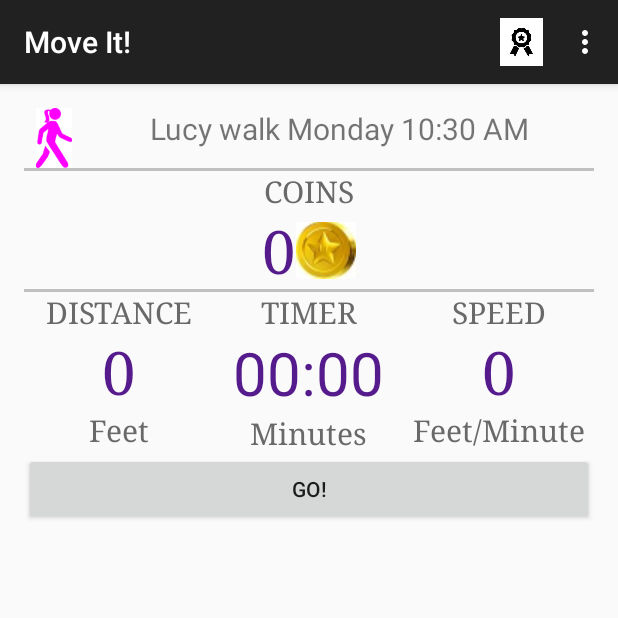
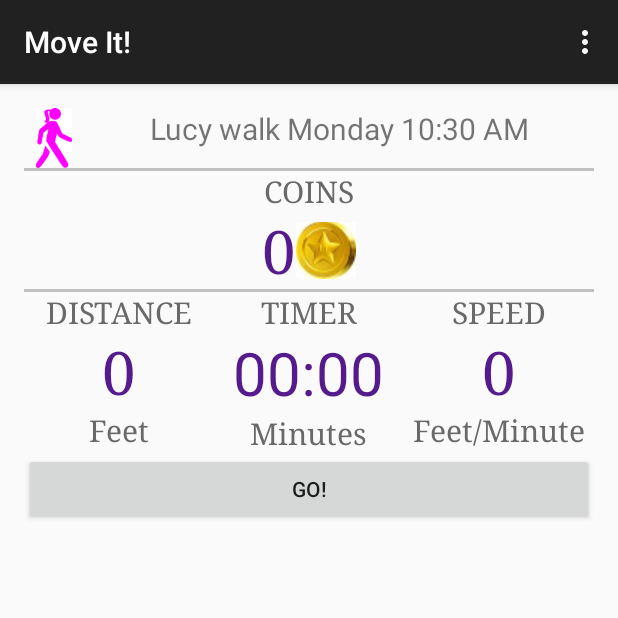
Before and after one commit to tkfreder/MoveIt, an Android app: the screen it shows after launch (ActivityTracker), after a tap on "walk", on a phone screen of 412 x 824 dp, the top half of it. Run offline under Robolectric (Android 15) with nearby library versions, the phone set to English and light mode, and no system bars.

Commit message:
enable EditReward if user is admin

```diff
--- a/app/src/main/java/com/tinakit/moveit/activity/ActivityTracker.java
+++ b/app/src/main/java/com/tinakit/moveit/activity/ActivityTracker.java
@@ -126,6 +126,19 @@ public class ActivityTracker extends AppCompatActivity  implements GoogleApiClie
         this.setRequestedOrientation(android.content.pm.ActivityInfo.SCREEN_ORIENTATION_PORTRAIT);
         setContentView(R.layout.activity_main);
 
+        //TODO: replace this with DB call or Application Preferences
+        mUser = new User();
+        mUser.setUserId(1);
+        mUser.setUserName("Lucy");
+        mUser.setIsAdmin(false);
+        mUser.setWeight(40);
+        mUser.setAvatarFileName("tiger");
+
+        //display admin menu, if user is admin
+        if(mUser.isAdmin()){
+            findViewById(R.id.action_rewards).setVisibility(View.VISIBLE);
+        }
+
         //TODO: this came from Login screen, removing Login for now
         //get userId out of the intent
         /*
@@ -150,13 +163,7 @@ public class ActivityTracker extends AppCompatActivity  implements GoogleApiClie
         mFeetPerMinute = (TextView)findViewById(R.id.feetPerMinute);
         mMapImage = (ImageView)findViewById(R.id.map);
 
-        //TODO: replace this with DB call or Application Preferences
-        mUser = new User();
-        mUser.setUserId(1);
-        mUser.setUserName("Lucy");
-        mUser.setIsAdmin(false);
-        mUser.setWeight(40);
-        mUser.setAvatarFileName("tiger");
+
 
         //TODO: get activity details from Preference Activity, to be displayed at the top of the screen
         if(getIntent() != null){
--- a/app/src/main/res/menu/menu_main.xml
+++ b/app/src/main/res/menu/menu_main.xml
@@ -6,7 +6,7 @@
       <item android:id="@+id/action_rewards"
             android:icon="@drawable/rewards"
             android:title="@string/rewards"
-
+            android:visible="false"
             app:showAsAction="ifRoom" />
     <item android:id="@+id/action_settings"
           android:title="@string/action_settings"
```
